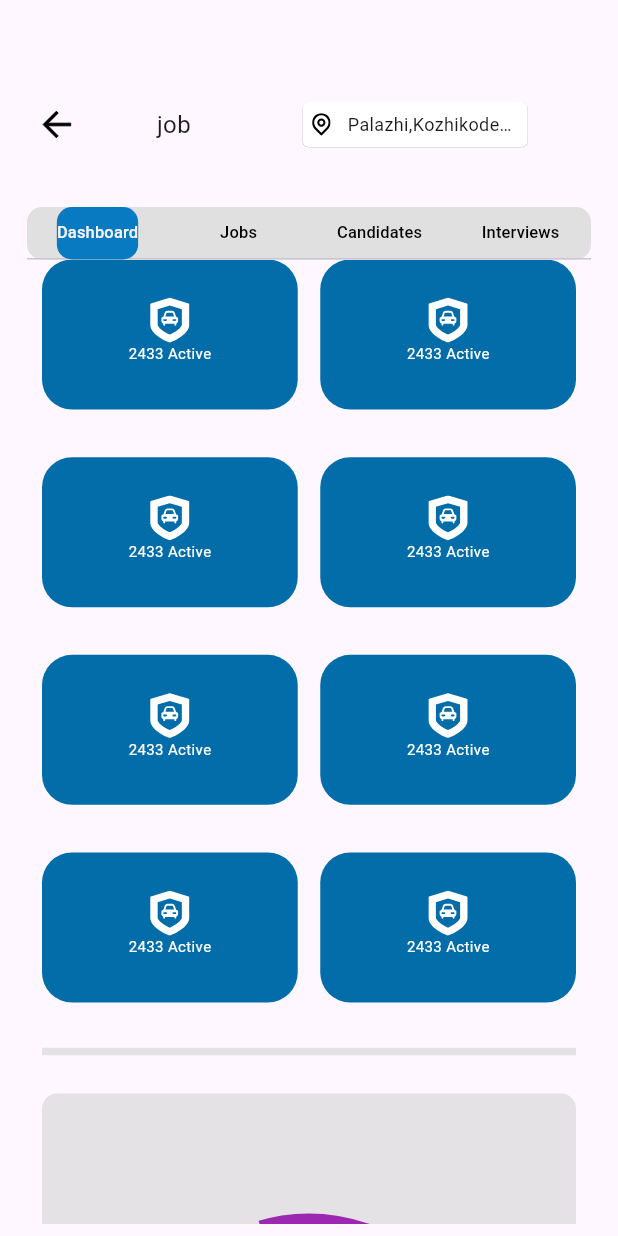
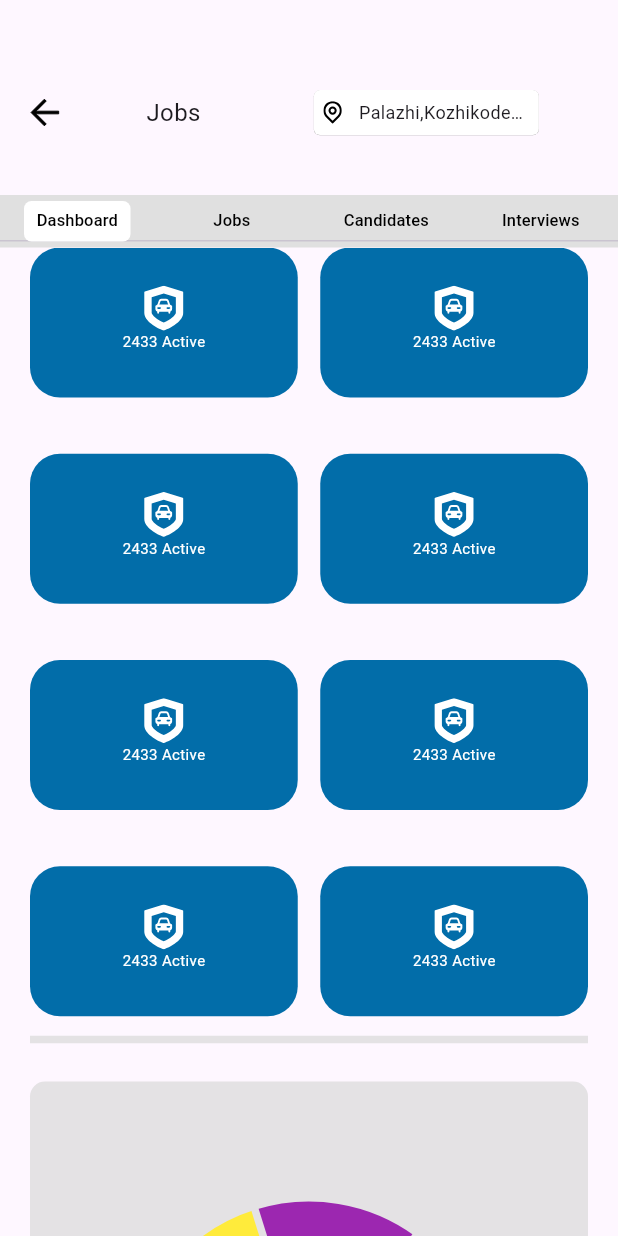
Before and after one commit to seclobproject/seclob-app-new, a Flutter app: the jobhome screen opened directly, on a phone screen of 412 x 824 dp. Run offline on Flutter 3.47's test engine with Material 3 defaults, Android fonts, the phone set to English and light mode, and no system bars; drawn by our look-alikes of fl_chart; our stand-ins replace carousel_slider, flutter_rating_bar, flutter_svg; network calls fail.

Commit message:
jobs tab selection,

```diff
--- a/lib/screens/home_page/job_page/employer/job_home.dart
+++ b/lib/screens/home_page/job_page/employer/job_home.dart
@@ -21,9 +21,7 @@ class _jobhomeState extends State<jobhome> {
       length: 4,
       child: Scaffold(
 
-          body: Padding(
-            padding: EdgeInsets.all(8.0),
-            child: Column(
+          body: Column(
             children: [
 
               SizedBox(
@@ -49,7 +47,7 @@ class _jobhomeState extends State<jobhome> {
                       width: 12,
                     ),
                     Text(
-                        "job",
+                      "Jobs",
                       style: TextStyle(fontSize: 16),
                     ),
                     SizedBox(
@@ -106,28 +104,29 @@ class _jobhomeState extends State<jobhome> {
                 ),
               ),
 
-                Padding(
-                  padding: const EdgeInsets.symmetric(horizontal: 10),
-                  child: Container(
+              Container(
                 height: 35,
+                width: double.infinity,
                 decoration: BoxDecoration(
-                        color: Colors.grey[300],
-                        borderRadius: BorderRadius.circular(10.0)
+                    color: Colors.grey[300]
                 ),
-                    child:  TabBar(
+                child:  Padding(
+                  padding: const EdgeInsets.symmetric(vertical: 4),
+                  child: TabBar(
                     indicator: BoxDecoration(
-                          color: bluetext,
-                          borderRadius:  BorderRadius.circular(10.0)
+                        color: colorwhite,
+                        borderRadius:  BorderRadius.circular(5)
+
                     ) ,
-                      labelColor: bg1,
+                    labelColor: Colors.black,
                     unselectedLabelColor: Colors.black,
-                      labelStyle: TextStyle(fontSize: 11),  // Adjust the font size here
+                    labelStyle: TextStyle(fontSize: 11, ),  // Adjust the font size here
                     unselectedLabelStyle: TextStyle(fontSize: 11),  // Adjust the font size here
                     tabs: const  [
-                        Tab(text: 'Dashboard',),
-                        Tab(text: 'Jobs',),
-                        Tab(text: 'Candidates',),
-                        Tab(text: 'Interviews',)
+                      SizedBox(width: 200,child: Tab(text: 'Dashboard',)),
+                      SizedBox(width: 200,child: Tab(text: 'Jobs',)),
+                      SizedBox(width: 200,child: Tab(text: 'Candidates',)),
+                      SizedBox(width: 200,child: Tab(text: 'Interviews',))
                     ],
                   ),
                 ),
@@ -143,7 +142,6 @@ class _jobhomeState extends State<jobhome> {
                   )
               )
             ],
-            ),
           )
       ),
     );
--- a/lib/screens/home_page/job_page/jobform/experience_details.dart
+++ b/lib/screens/home_page/job_page/jobform/experience_details.dart
@@ -14,7 +14,7 @@ class experiencedetails extends StatefulWidget {
 class _experiencedetailsState extends State<experiencedetails> {
 
   int selectedChip = 0;
-  List<String> options = ['Experienced', 'Fresher', 'Student'];
+  List<String> options = ['Experienced', 'Fresher', 'Student','Freelancer'];
 
   bool _checkbox = true;
 
```
Also changed, not shown: lib/screens/home_page/job_page/job.dart (+93 -93 lines), lib/screens/home_page/job_page/postjob/post_job.dart (+6 -5 lines). Lines whose indentation alone changed are shown as unchanged.
